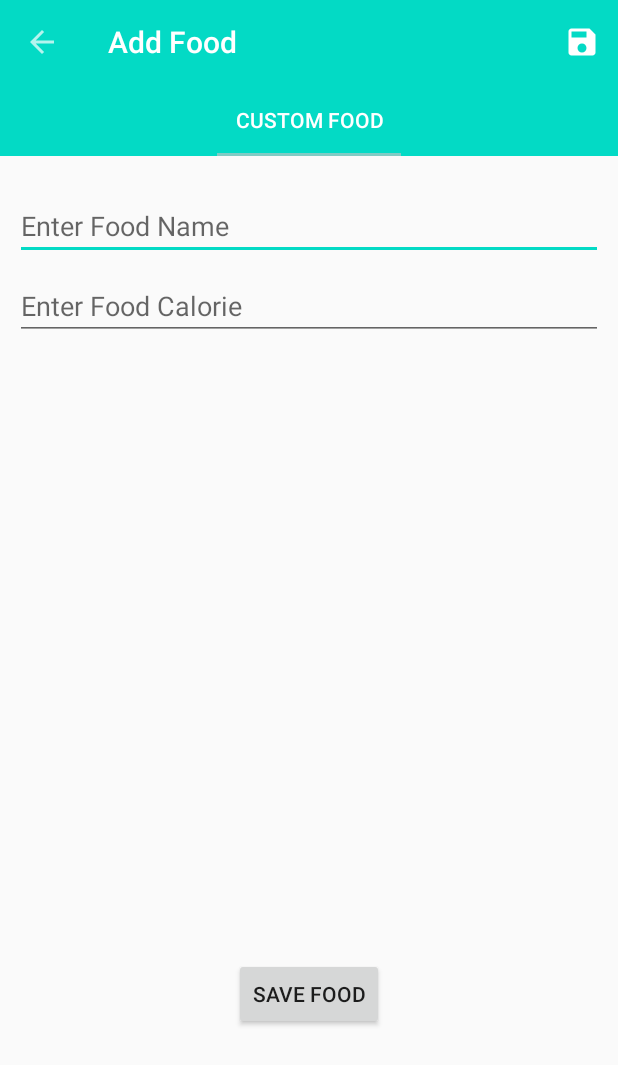
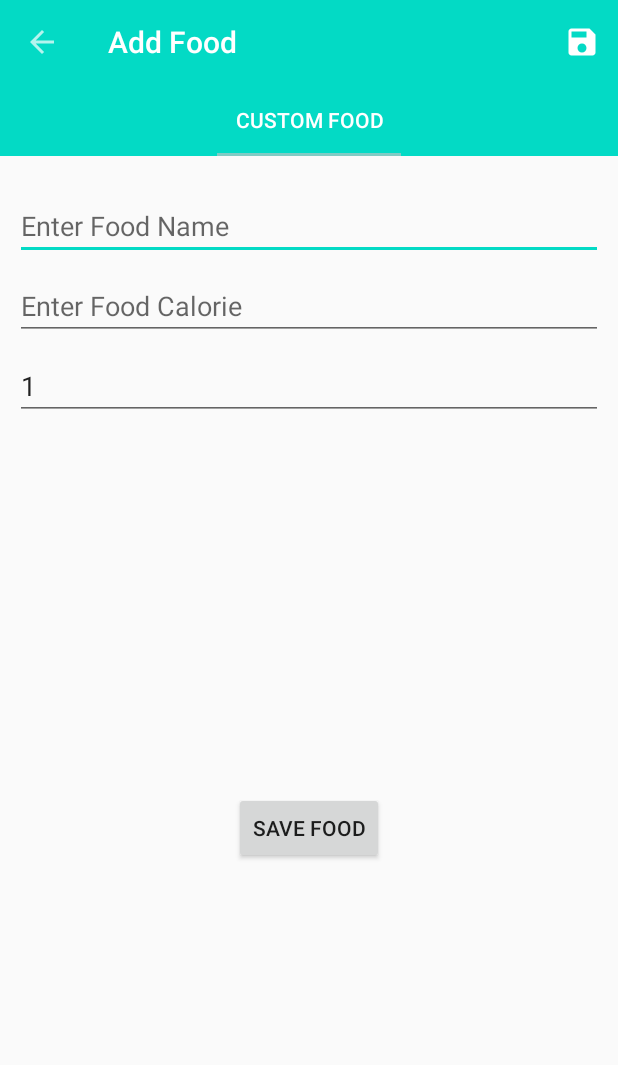
Before and after one commit to GameOnAnil/DailyCaloriesCalculator, an Android app: the CustomFoodFragment screen opened directly, with no data from a screen before it, after a tap on "SAVE FOOD", on a phone screen of 412 x 824 dp. Shown: the top 1065 px of the screen. Run offline under Robolectric (Android 15) with nearby library versions, the phone set to English and light mode, and no system bars; 2 statements that could not run were skipped.

Commit message:
Minor change : added quantity in CustomFoodFragment

```diff
--- a/app/src/main/java/com/gameonanil/dailycaloriescalculator/Adapters/DinnerAdapter.java
+++ b/app/src/main/java/com/gameonanil/dailycaloriescalculator/Adapters/DinnerAdapter.java
@@ -40,7 +40,7 @@ public class DinnerAdapter extends RecyclerView.Adapter<DinnerAdapter.BreakfastV
         holder.foodname.setText(dinnerFoods.get(position).getFoodName());
         holder.foodCalorie.setText(dinnerFoods.get(position).getFoodCalorie()+" cal");
         holder.foodAmount.setText(dinnerFoods.get(position).getFoodAmount());
-        holder.foodQuantity.setText("x"+dinnerFoods.get(position).getFoodQuantity());
+        holder.foodQuantity.setText("Quantity: x"+dinnerFoods.get(position).getFoodQuantity());
     }
 
     @Override
--- a/app/src/main/java/com/gameonanil/dailycaloriescalculator/UI/CustomFoodFragment.java
+++ b/app/src/main/java/com/gameonanil/dailycaloriescalculator/UI/CustomFoodFragment.java
@@ -21,6 +21,7 @@ public class CustomFoodFragment extends Fragment {
     View mainView;
     EditText mFoodName;
     EditText mFoodCalorie;
+    EditText mFoodQuantity;
     Button saveBtn;
     @Override
     public View onCreateView(LayoutInflater inflater, ViewGroup container,
@@ -32,6 +33,8 @@ public class CustomFoodFragment extends Fragment {
 
         mFoodName = mainView.findViewById(R.id.enter_name);
         mFoodCalorie = mainView.findViewById(R.id.enter_calorie);
+        mFoodQuantity = mainView.findViewById(R.id.enter_quantity);
+
         saveBtn = mainView.findViewById(R.id.save_food_custom);
 
         saveBtn.setOnClickListener(new View.OnClickListener() {
@@ -47,10 +50,18 @@ public class CustomFoodFragment extends Fragment {
     private void saveFood(){
         if (mFoodName.getText().toString().equals("") || mFoodCalorie.getText().toString().equals("")) {
             Toast.makeText(getContext(), "Please enter food name and calories", Toast.LENGTH_SHORT).show();
-        } else {
+        } else if (mFoodQuantity.getText().toString().equals("")) {
+            Toast.makeText(getContext(), "Please enter food Quantity", Toast.LENGTH_SHORT).show();
+        }
+         else {
             String foodName = mFoodName.getText().toString();
             int foodCalorie = 0;
+            String foodAmount = "1";
+            int foodQuantity = 0;
+
             foodCalorie = Integer.parseInt(mFoodCalorie.getText().toString());
+            foodQuantity = Integer.parseInt(mFoodQuantity.getText().toString());
+
 
             Intent extraIntent = getActivity().getIntent();
             String foodType = extraIntent.getStringExtra("Food Type");
@@ -59,6 +70,8 @@ public class CustomFoodFragment extends Fragment {
             intent.putExtra("foodName", foodName);
             intent.putExtra("foodCalorie", foodCalorie);
             intent.putExtra("foodType", foodType);
+            intent.putExtra("foodAmount", foodAmount);
+            intent.putExtra("foodQuantity", foodQuantity);
             startActivity(intent);
         }
     }
--- a/app/src/main/res/layout/fragment_custom_food.xml
+++ b/app/src/main/res/layout/fragment_custom_food.xml
@@ -35,6 +35,22 @@
         app:layout_constraintStart_toStartOf="parent"
         app:layout_constraintTop_toBottomOf="@+id/enter_name" />
 
+
+    <EditText
+        android:id="@+id/enter_quantity"
+        android:layout_width="match_parent"
+        android:layout_height="wrap_content"
+
+        android:layout_marginStart="10dp"
+        android:layout_marginTop="8dp"
+        android:layout_marginEnd="10dp"
+        android:hint="Enter Food Quantity"
+        android:text="1"
+        android:inputType="number"
+        app:layout_constraintEnd_toEndOf="parent"
+        app:layout_constraintStart_toStartOf="parent"
+        app:layout_constraintTop_toBottomOf="@+id/enter_calorie" />
+
     <Button
         android:id="@+id/save_food_custom"
         android:layout_width="wrap_content"
@@ -44,6 +60,5 @@
         app:layout_constraintBottom_toBottomOf="parent"
         app:layout_constraintEnd_toEndOf="parent"
         app:layout_constraintStart_toStartOf="parent"
-        app:layout_constraintTop_toBottomOf="@+id/enter_calorie"
-        app:layout_constraintVertical_bias="0.75" />
+        app:layout_constraintTop_toBottomOf="@+id/enter_quantity" />
 </androidx.constraintlayout.widget.ConstraintLayout>
```
